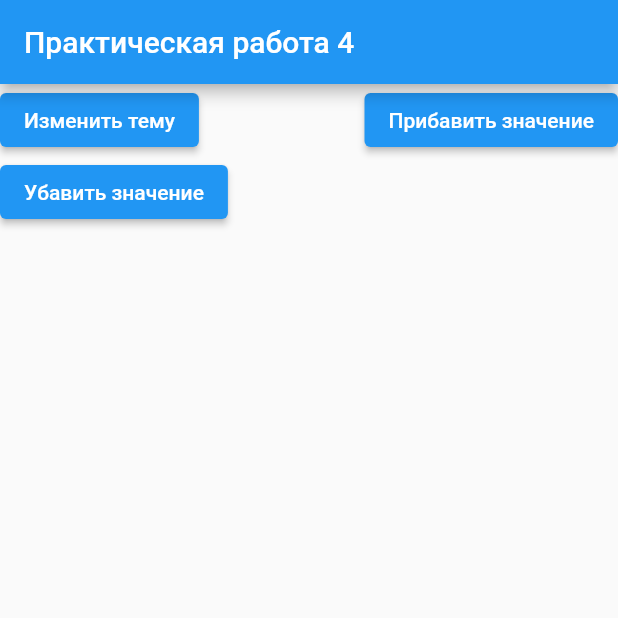
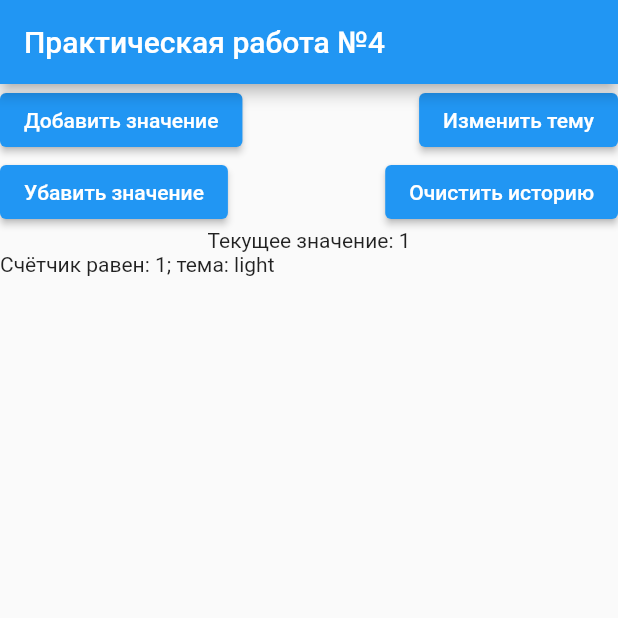
Before and after one commit to MrAlekseyMr/flutter_application_4, a Flutter app: the screen it shows after launch, on a phone screen of 412 x 824 dp, the top half of it. Run offline on Flutter 3.47's test engine with Material 2 defaults, Android fonts, the phone set to English and light mode, and no system bars; our stand-ins replace bloc, flutter_bloc, shared_preferences.

Commit message:
внесены изменения

```diff
--- a/lib/cubit/change_them_counter_state.dart
+++ b/lib/cubit/change_them_counter_state.dart
@@ -5,30 +5,15 @@ abstract class ChangeThemCounterState {}
 
 class ChangeThemCounterInitial extends ChangeThemCounterState {}
 
-class ThemeChanged extends ChangeThemCounterState {
-  ThemeMode nowTheme;
-  ThemeChanged({
-    required this.nowTheme,
+class ChangeThemCounterChangedState extends ChangeThemCounterState {
+  ThemeMode theme;
+  ChangeThemCounterChangedState({
+    required this.theme,
   });
 }
 
-class ThemeCounted extends ChangeThemCounterState {
-  late int add;
-  bool what;
-  ThemeMode nowTheme;
-  ThemeCounted({
-    required this.nowTheme,
-    required this.what,
-  }) {
-    if (nowTheme == ThemeMode.dark) if (what) {
-      add = 2;
-    } else {
-      add = -2;
-    }
-    else if (what) {
-      add = 1;
-    } else {
-      add = -1;
-    }
-  }
+class ChangeThemCounterAddedState extends ChangeThemCounterState {
+  ThemeMode theme;
+  int valu;
+  ChangeThemCounterAddedState({required this.theme, required this.valu});
 }
--- a/lib/main.dart
+++ b/lib/main.dart
@@ -1,6 +1,9 @@
+import 'dart:async';
+
 import 'package:flutter/material.dart';
 import 'package:flutter_application_4/cubit/change_them_counter_cubit.dart';
 import 'package:flutter_bloc/flutter_bloc.dart';
+import 'package:shared_preferences/shared_preferences.dart';
 
 void main() => runApp(MyApp());
 
@@ -11,80 +14,112 @@ class MyApp extends StatefulWidget {
 
 class _MyAppState extends State<MyApp> {
   @override
+  void initState() {
+    super.initState();
+  }
+
+  ThemeMode currentMode = ThemeMode.system;
+
+  @override
   Widget build(BuildContext context) {
-    ThemeMode themeMode = ThemeMode.system;
-    return BlocProvider(
-      create: (ctx) => ChangeThemCounter(),
-      child: Builder(builder: (context) {
-        return BlocBuilder<ChangeThemCounter, ChangeThemCounterState>(
-          builder: (context, state) {
-            if (state is ThemeChanged) {
-              themeMode = state.nowTheme;
-            }
     return MaterialApp(
+      themeMode: currentMode,
       theme: ThemeData(
         brightness: Brightness.light,
       ),
       darkTheme: ThemeData(
         brightness: Brightness.dark,
       ),
-              themeMode: themeMode,
-              title: 'Material App',
+      title: 'Практическая работа №4',
       home: Scaffold(
         appBar: AppBar(
-                  title: Text('Практическая работа 4'),
+          title: Text('Практическая работа №4'),
         ),
-                body: body(),
+        body: BlocProvider(
+          create: (context) => ChangeThemCounter(),
+          child: body(
+            changeMode: (currentMode) => setState(() {
+              this.currentMode = currentMode;
+            }),
           ),
-            );
-          },
-        );
-      }),
+        ),
+      ),
     );
   }
 }
 
 class body extends StatefulWidget {
-  body({
-    Key? key,
-  }) : super(key: key);
+  body({Key? key, required this.changeMode}) : super(key: key);
+  void Function(ThemeMode currentMode) changeMode;
 
   @override
-  State<body> createState() => _bodyState();
+  State<body> createState() => _BodyState();
 }
 
-// ElevatedButton(
-//     onPressed: () => context.read<ChangeThemCounter>().countheme(
-//         Theme.of(context).brightness == Brightness.light
-//             ? ThemeMode.light
-//             : ThemeMode.dark),
-//     child: Text("Прибавить значение")),
-class _bodyState extends State<body> {
-  int nowValue = 0;
-  List<String> nowValues = [];
+class _BodyState extends State<body> {
+  List<String> values = [];
+  late Timer _timer;
+  SharedPreferences? shared_preferences;
+  int currentValue = 0;
+
+  @override
+  void initState() {
+    SharedPreferences.getInstance().then((value) {
+      shared_preferences = value;
+      if (shared_preferences!.containsKey("Schetchik")) {
+        setState(() {
+          shared_preferences = value;
+          values = value.getStringList("Schetchik")!;
+          currentValue = value.getInt("Znavhenie")!;
+        });
+      }
+      if (shared_preferences!.containsKey('Tema')) {
+        context
+            .read<ChangeThemCounter>()
+            .changeTheme(ThemeMode.values[value.getInt('Tema')!]);
+      }
+    });
+    _timer = Timer.periodic(Duration(seconds: 5), (timer) {
+      context.read<ChangeThemCounter>().themtadddegr(
+          Theme.of(context).brightness == Brightness.light
+              ? ThemeMode.light
+              : ThemeMode.dark,
+          false);
+    });
+    super.initState();
+  }
+
+  Timer getTimer() => Timer.periodic(Duration(seconds: 5), (timer) {
+        context.read<ChangeThemCounter>().themtadddegr(
+            Theme.of(context).brightness == Brightness.light
+                ? ThemeMode.light
+                : ThemeMode.dark,
+            false);
+      });
 
   @override
   Widget build(BuildContext context) {
-    return Column(
-      children: [
+    return Column(children: [
       Row(
         mainAxisAlignment: MainAxisAlignment.spaceBetween,
         children: [
+          ElevatedButton(
+              onPressed: () {
+                _timer.cancel();
+                _timer = getTimer();
+                context.read<ChangeThemCounter>().themtadddegr(
+                    Theme.of(context).brightness == Brightness.light
+                        ? ThemeMode.light
+                        : ThemeMode.dark,
+                    false);
+              },
+              child: Text("Добавить значение")),
           ElevatedButton(
               onPressed: () => context.read<ChangeThemCounter>().changeTheme(
                   Theme.of(context).brightness == Brightness.light
                       ? ThemeMode.dark
                       : ThemeMode.light),
               child: Text("Изменить тему")),
-            ElevatedButton(
-                onPressed: () {
-                  context.read<ChangeThemCounter>().countheme(
-                      Theme.of(context).brightness == Brightness.light
-                          ? ThemeMode.light
-                          : ThemeMode.dark,
-                      true);
-                },
-                child: Text("Прибавить значение")),
         ],
       ),
       Row(
@@ -92,31 +127,53 @@ class _bodyState extends State<body> {
         children: [
           ElevatedButton(
               onPressed: () {
-                  context.read<ChangeThemCounter>().countheme(
+                _timer.cancel();
+                _timer = getTimer();
+                context.read<ChangeThemCounter>().themtadddegr(
                     Theme.of(context).brightness == Brightness.light
                         ? ThemeMode.light
                         : ThemeMode.dark,
-                      false);
+                    true);
               },
               child: Text("Убавить значение")),
+          ElevatedButton(
+              onPressed: () {
+                shared_preferences!.clear();
+                setState(() {
+                  values.clear();
+                  currentValue = 0;
+                  _timer.cancel();
+                  _timer = getTimer();
+                });
+              },
+              child: Text("Очистить историю")),
         ],
       ),
+      Row(mainAxisAlignment: MainAxisAlignment.center, children: [
+        Center(child: Text("Текущее значение: ")),
+        Center(child: Text(currentValue.toString()))
+      ]),
       BlocListener<ChangeThemCounter, ChangeThemCounterState>(
           listener: (context, state) {
-              if (state is ThemeCounted) {
+            if (state is ChangeThemCounterAddedState) {
               setState(() {
-                  nowValue += state.add;
-                  nowValues.add(
-                      "Тема - ${state.nowTheme.name}; счётчик = ${nowValue.toString()}");
+                currentValue += state.valu;
+                values.add(
+                    "Счётчик равен: $currentValue; тема: ${state.theme.name}");
               });
+
+              shared_preferences?.setStringList("Schetchik", values);
+              shared_preferences?.setInt("Znavhenie", currentValue);
+            } else if (state is ChangeThemCounterChangedState) {
+              widget.changeMode(state.theme);
+              shared_preferences?.setInt("Tema", state.theme.index);
             }
           },
           child: Expanded(
             child: ListView(
-                children: nowValues.map((e) => Text(e)).toList(),
+              children: values.map((e) => Text(e)).toList(),
             ),
           ))
-      ],
-    );
+    ]);
   }
 }
--- a/pubspec.yaml
+++ b/pubspec.yaml
@@ -36,6 +36,7 @@ dependencies:
   # Use with the CupertinoIcons class for iOS style icons.
   cupertino_icons: ^1.0.2
   flutter_bloc: ^8.1.1
+  shared_preferences: ^2.0.15
 
 dev_dependencies:
   flutter_test:
```
Also changed, not shown: lib/cubit/change_them_counter_cubit.dart (+8 -4 lines), pubspec.lock, 1 other file. Lines whose indentation alone changed are shown as unchanged.
